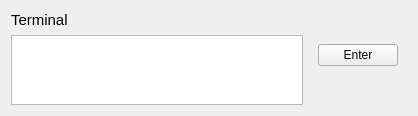
Old version of the form armsim/terminalwidget.ui in the repository bstee615/armsim.
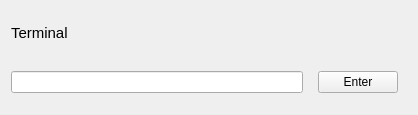
New version of the form.

Diff of the .ui file:
```diff
--- a/armsim/terminalwidget.ui
+++ b/armsim/terminalwidget.ui
@@ -7,7 +7,7 @@
     <x>0</x>
     <y>0</y>
     <width>418</width>
-    <height>110</height>
+    <height>115</height>
    </rect>
   </property>
   <property name="windowTitle">
@@ -29,7 +29,7 @@
    <item>
     <layout class="QHBoxLayout" name="horizontalLayout">
      <item>
-      <widget class="QPlainTextEdit" name="textinputTerminal"/>
+      <widget class="QLineEdit" name="leTerminalText"/>
      </item>
      <item>
       <widget class="QWidget" name="widget" native="true">
@@ -41,19 +41,6 @@
           </property>
          </widget>
         </item>
-        <item>
-         <spacer name="verticalSpacer">
-          <property name="orientation">
-           <enum>Qt::Vertical</enum>
-          </property>
-          <property name="sizeHint" stdset="0">
-           <size>
-            <width>20</width>
-            <height>16</height>
-           </size>
-          </property>
-         </spacer>
-        </item>
        </layout>
       </widget>
      </item>
```
